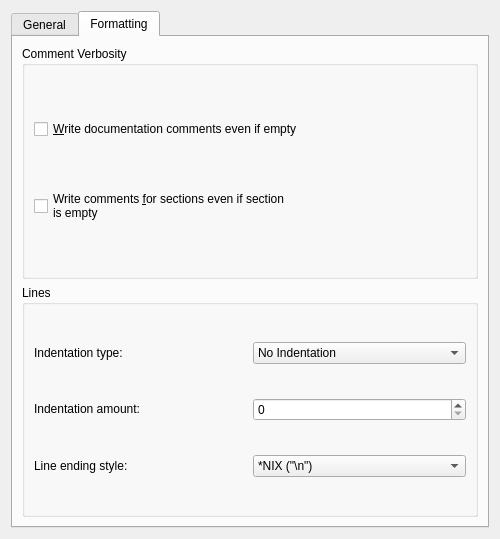
Before: the Qt Designer form umbrello/codegenwizard/codegenoptionspage.ui in KDE/umbrello, drawn with Qt 5.
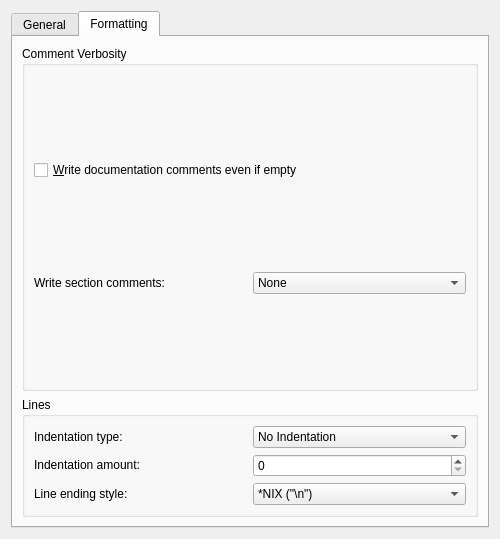
After: the same form once the commit is applied. The open tabs and pages were chosen to show the change. Custom widgets are drawn as their Qt base class.

The edit to the form file:
```diff
--- a/umbrello/codegenwizard/codegenoptionspage.ui
+++ b/umbrello/codegenwizard/codegenoptionspage.ui
@@ -217,6 +217,21 @@
            </property>
            <layout class="QVBoxLayout">
             <item>
+             <layout class="QVBoxLayout" name="verticalLayout">
+              <item>
+               <spacer name="verticalSpacer">
+                <property name="orientation">
+                 <enum>Qt::Vertical</enum>
+                </property>
+                <property name="sizeHint" stdset="0">
+                 <size>
+                  <width>20</width>
+                  <height>40</height>
+                 </size>
+                </property>
+               </spacer>
+              </item>
+              <item>
              <widget class="QCheckBox" name="ui_forceDoc">
               <property name="whatsThis">
                <string>Write comments &amp;for class and method documentation even if empty</string>
@@ -227,15 +242,71 @@
              </widget>
             </item>
             <item>
-             <widget class="QCheckBox" name="ui_forceSections">
+               <spacer name="verticalSpacer_2">
+                <property name="orientation">
+                 <enum>Qt::Vertical</enum>
+                </property>
+                <property name="sizeHint" stdset="0">
+                 <size>
+                  <width>20</width>
+                  <height>40</height>
+                 </size>
+                </property>
+               </spacer>
+              </item>
+              <item>
+               <layout class="QHBoxLayout" name="horizontalLayout_2">
+                <item>
+                 <widget class="QLabel" name="ui_textLabelSectionComments">
+                  <property name="text">
+                   <string>Write section comments:</string>
+                  </property>
+                 </widget>
+                </item>
+                <item>
+                 <widget class="QComboBox" name="ui_writeSectionComments">
               <property name="whatsThis">
                <string>Writes comments to indicate the different sections (public, private etc) in a class, even if the sections are empty</string>
               </property>
+                  <property name="currentText">
+                   <string>None</string>
+                  </property>
+                  <property name="currentIndex">
+                   <number>0</number>
+                  </property>
+                  <item>
               <property name="text">
-               <string>Write comments &amp;for sections even if section 
-is empty</string>
-              </property>
-             </widget>
+                    <string>None</string>
+                   </property>
+                  </item>
+                  <item>
+                   <property name="text">
+                    <string>When section is non empty</string>
+                   </property>
+                  </item>
+                  <item>
+                   <property name="text">
+                    <string>Always</string>
+                   </property>
+                  </item>
+                 </widget>
+                </item>
+               </layout>
+              </item>
+              <item>
+               <spacer name="verticalSpacer_3">
+                <property name="orientation">
+                 <enum>Qt::Vertical</enum>
+                </property>
+                <property name="sizeHint" stdset="0">
+                 <size>
+                  <width>20</width>
+                  <height>40</height>
+                 </size>
+                </property>
+               </spacer>
+              </item>
+             </layout>
             </item>
            </layout>
           </widget>
```
Left out of the diff: 4 changed lines with no effect on the pictures. Lines whose indentation alone changed are shown as unchanged.
